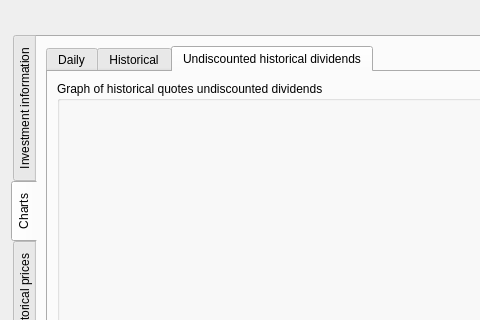
First picture: the form in ui/frmProductReport.ui, repository turulomio/xulpymoney, before the edit; both pictures show x 0 to 480 and y 0 to 320 of the 1045 by 768 pixel window.
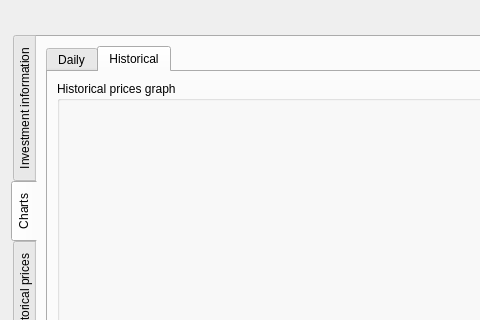
Second picture: the form after the edit. The open tabs and pages were chosen to show the change. Icons and pictures are not drawn. Custom widgets are drawn as their Qt base class.

Diff of the .ui file:
```diff
--- a/ui/frmProductReport.ui
+++ b/ui/frmProductReport.ui
@@ -704,31 +704,6 @@
              </item>
             </layout>
            </widget>
-           <widget class="QWidget" name="tab_4">
-            <attribute name="title">
-             <string>Undiscounted historical dividends</string>
-            </attribute>
-            <layout class="QHBoxLayout" name="horizontalLayout_41">
-             <item>
-              <widget class="QGroupBox" name="groupBox_8">
-               <property name="sizePolicy">
-                <sizepolicy hsizetype="Expanding" vsizetype="Preferred">
-                 <horstretch>0</horstretch>
-                 <verstretch>0</verstretch>
-                </sizepolicy>
-               </property>
-               <property name="title">
-                <string>Graph of historical quotes undiscounted dividends</string>
-               </property>
-               <layout class="QVBoxLayout" name="verticalLayout_14">
-                <item>
-                 <layout class="QVBoxLayout" name="layHistoricalSD"/>
-                </item>
-               </layout>
-              </widget>
-             </item>
-            </layout>
-           </widget>
           </widget>
          </item>
         </layout>
```
Left out of the diff: 4 changed lines with no effect on the pictures.
